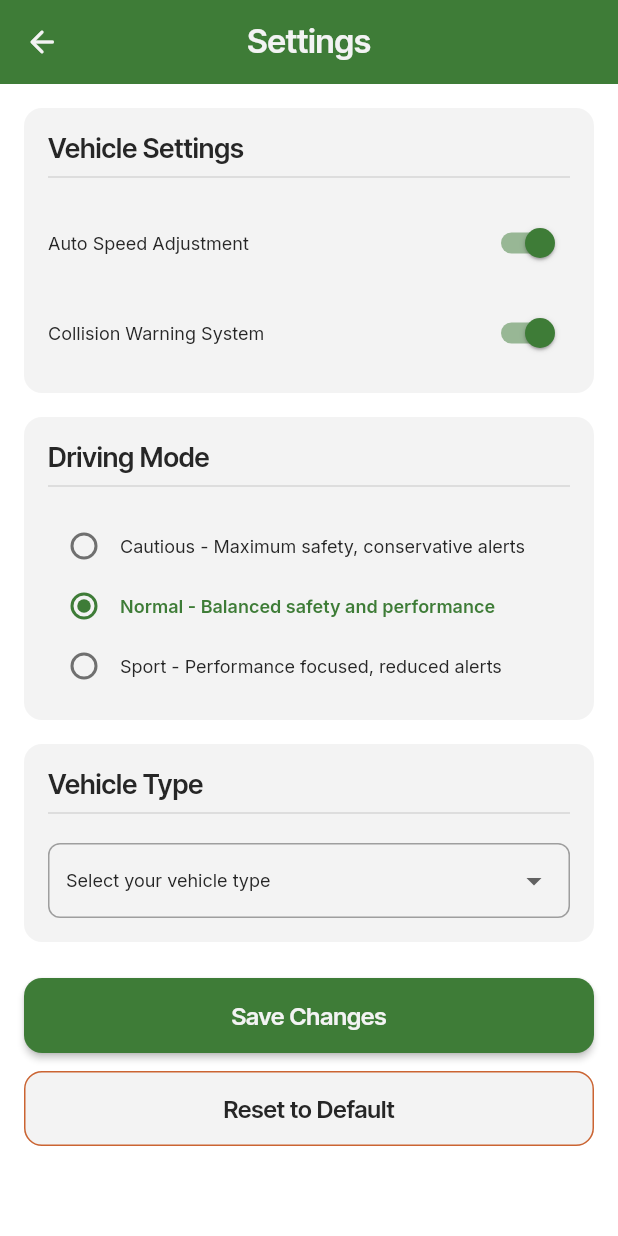
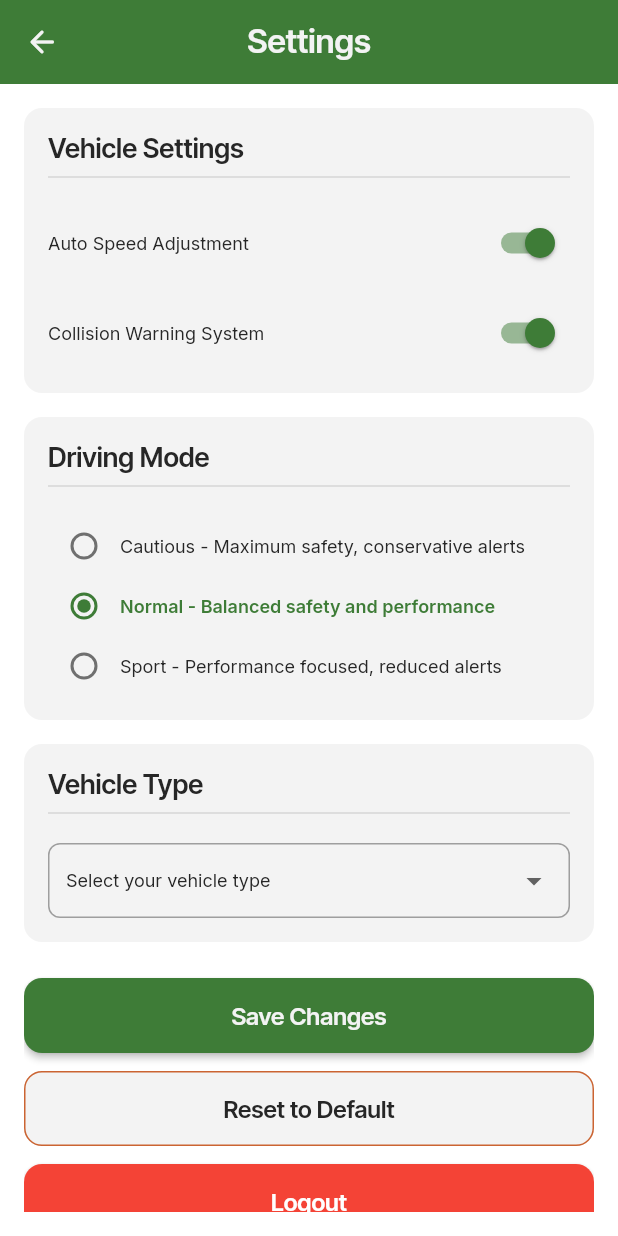
Before and after one commit to Jo0o0ohn/TARI2I, a Flutter app: the SettingsPageWidget screen opened by its route, on a phone screen of 412 x 824 dp. Run offline on Flutter 3.47's test engine with Material 3 defaults, Android fonts, the light colour scheme and no system bars; drawn by our look-alikes of auto_size_text, dropdown_button2; our stand-ins replace cloud_firestore, equatable, firebase_auth, firebase_core, flutter_bluetooth_serial, font_awesome_flutter and 10 more; missing offline and left inert: flutter_google_places_hoc081098, json_path, mime_type; accounts and stored records are empty.

Commit message:
LogoutButtonAndSession

```diff
--- a/lib/pages/settings_page/settings_page_widget.dart
+++ b/lib/pages/settings_page/settings_page_widget.dart
@@ -1,10 +1,13 @@
 import 'package:flutter/material.dart';
+import 'package:go_router/go_router.dart';
 import 'package:shared_preferences/shared_preferences.dart';
+import '../sign_i_n_page/sign_i_n_page_widget.dart';
 import '/flutter_flow/flutter_flow_drop_down.dart';
 import '/flutter_flow/flutter_flow_icon_button.dart';
 import '/flutter_flow/flutter_flow_radio_button.dart';
 import '/flutter_flow/flutter_flow_theme.dart';
 import '/flutter_flow/flutter_flow_widgets.dart';
+import 'package:firebase_auth/firebase_auth.dart';
 import '/flutter_flow/form_field_controller.dart';
 
 class SettingsPageWidget extends StatefulWidget {
@@ -316,6 +319,33 @@ class _SettingsPageWidgetState extends State<SettingsPageWidget> {
                       borderRadius: BorderRadius.circular(12),
                     ),
                   ),
+
+                  const SizedBox(height: 12),
+
+                  // Logout Button
+                  FFButtonWidget(
+                    onPressed: () async {
+                      await FirebaseAuth.instance.signOut();
+                      if (!mounted) return;
+                      context.pushNamed(SignINPageWidget.routeName);
+
+                    },
+                    text: 'Logout',
+                    options: FFButtonOptions(
+                      width: double.infinity,
+                      height: 50,
+                      padding: const EdgeInsets.all(0),
+                      color: Colors.red,
+                      textStyle: FlutterFlowTheme.of(context).titleSmall.override(
+                        fontFamily: 'Inter Tight',
+                        color: Colors.white,
+                        fontWeight: FontWeight.w600,
+                      ),
+                      elevation: 2,
+                      borderSide: const BorderSide(color: Colors.transparent),
+                      borderRadius: BorderRadius.circular(12),
+                    ),
+                  ),
                 ],
               ),
             ),
--- a/pubspec.yaml
+++ b/pubspec.yaml
@@ -45,7 +45,7 @@ dependencies:
   go_router: 12.1.3
   google_fonts: 6.1.0
   http: 1.2.2
-  intl: 0.19.0
+  intl: 0.20.2
   json_path: 0.7.2
   mime_type: 1.0.0
   page_transition: 2.1.0
```
Also changed, not shown: lib/pages/sign_i_n_page/sign_i_n_page_widget.dart (+14 -6 lines), pubspec.lock, 3 other files.
